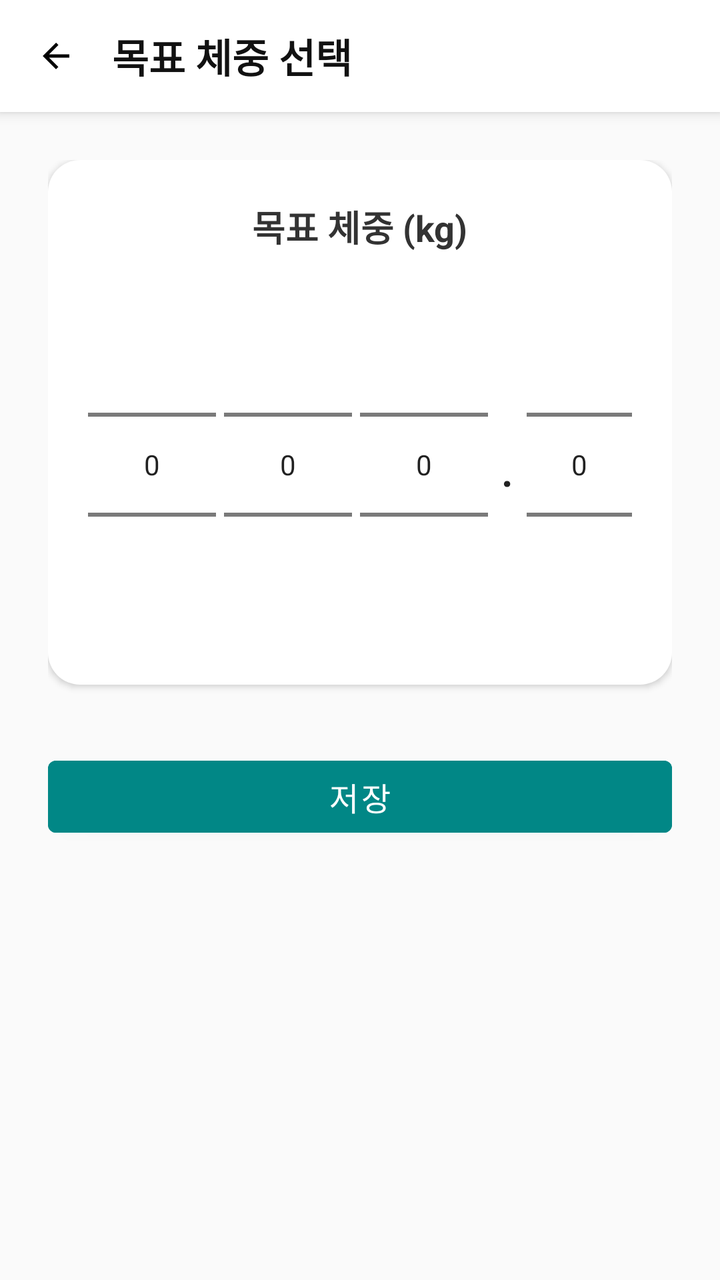
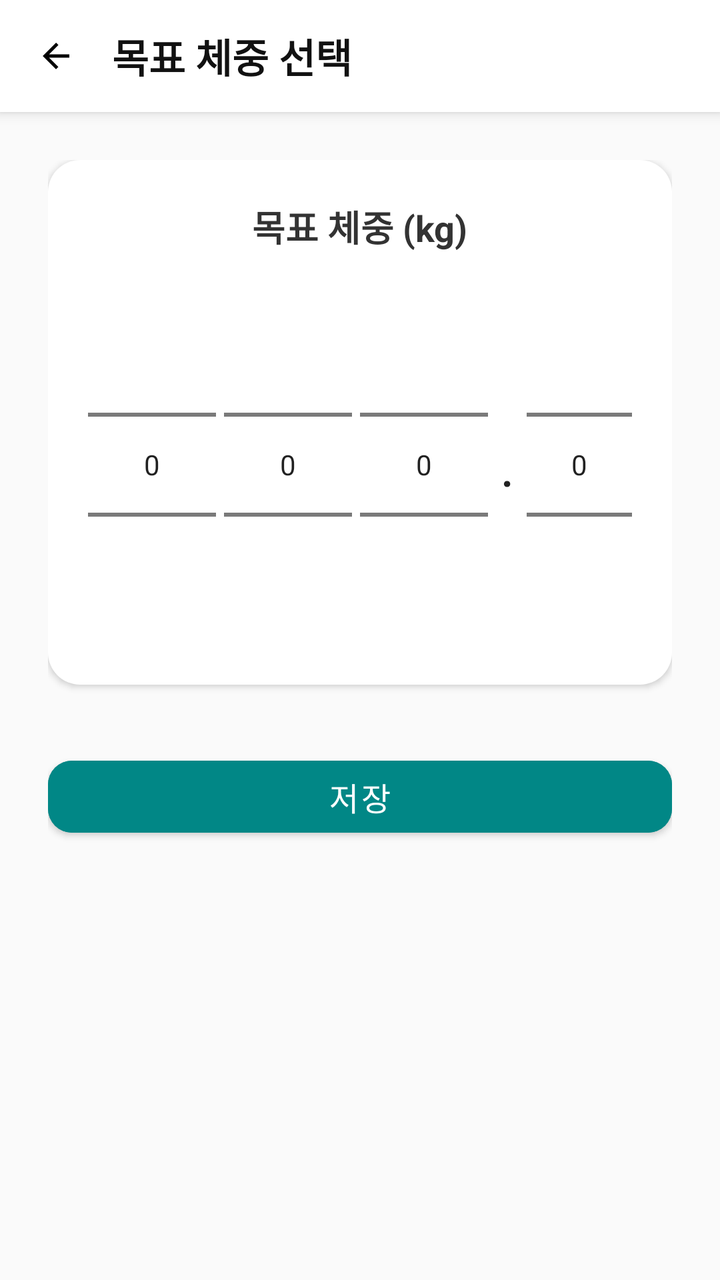

The first picture is an Android layout as it rendered before a commit; the second is the same layout after the commit. The layout source and the unified diff follow.
<!-- AndroidManifest.xml: application theme Theme.GJGN -->
<!-- res/layout/activity_edit_goal_weight.xml -->
<?xml version="1.0" encoding="utf-8"?>
<LinearLayout xmlns:android="http://schemas.android.com/apk/res/android"
    android:layout_width="match_parent"
    android:layout_height="match_parent"
    android:orientation="vertical"
    android:background="#FAFAFA">

    
    <LinearLayout
        android:layout_width="match_parent"
        android:layout_height="56dp"
        android:orientation="horizontal"
        android:gravity="center_vertical"
        android:paddingStart="12dp"
        android:paddingEnd="12dp"
        android:background="@android:color/white"
        android:elevation="4dp">

        <ImageView
            android:id="@+id/btnBack"
            android:layout_width="32dp"
            android:layout_height="32dp"
            android:src="@drawable/ic_arrow_back"
            android:padding="6dp"
            android:background="?attr/selectableItemBackgroundBorderless" />

        <TextView
            android:text="목표 체중 선택"
            android:textSize="20sp"
            android:textStyle="bold"
            android:textColor="#111111"
            android:layout_marginStart="12dp"
            android:layout_width="wrap_content"
            android:layout_height="wrap_content" />
    </LinearLayout>


    
    <ScrollView
        android:layout_width="match_parent"
        android:layout_height="match_parent"
        android:fillViewport="true">

        <LinearLayout
            android:orientation="vertical"
            android:padding="24dp"
            android:gravity="center_horizontal"
            android:layout_width="match_parent"
            android:layout_height="wrap_content">


            
            <LinearLayout
                android:layout_width="match_parent"
                android:layout_height="wrap_content"
                android:orientation="vertical"
                android:padding="20dp"
                android:background="@drawable/bg_card"
                android:elevation="2dp"
                android:gravity="center_horizontal">

                <TextView
                    android:text="목표 체중 (kg)"
                    android:textSize="18sp"
                    android:textStyle="bold"
                    android:layout_marginBottom="16dp"
                    android:textColor="#333333"
                    android:layout_width="wrap_content"
                    android:layout_height="wrap_content" />

                
                <LinearLayout
                    android:orientation="horizontal"
                    android:gravity="center"
                    android:layout_width="wrap_content"
                    android:layout_height="wrap_content">

                    <NumberPicker
                        android:id="@+id/npGoalWeight100"
                        android:layout_width="wrap_content"
                        android:layout_height="wrap_content" />

                    <NumberPicker
                        android:id="@+id/npGoalWeight10"
                        android:layout_width="wrap_content"
                        android:layout_height="wrap_content"
                        android:layout_marginStart="4dp" />

                    <NumberPicker
                        android:id="@+id/npGoalWeight1"
                        android:layout_width="wrap_content"
                        android:layout_height="wrap_content"
                        android:layout_marginStart="4dp" />

                    <TextView
                        android:text="."
                        android:textSize="28sp"
                        android:textColor="#222222"
                        android:layout_marginLeft="6dp"
                        android:layout_marginRight="6dp"
                        android:layout_width="wrap_content"
                        android:layout_height="wrap_content" />

                    <NumberPicker
                        android:id="@+id/npGoalWeightDecimal"
                        android:layout_width="wrap_content"
                        android:layout_height="wrap_content" />

                </LinearLayout>

            </LinearLayout>


            
            <com.google.android.material.button.MaterialButton
                android:id="@+id/btnSave"
                android:text="저장"
                android:textColor="@android:color/white"
                android:backgroundTint="@color/teal_700"
                android:layout_marginTop="32dp"
                android:layout_width="match_parent"
                android:layout_height="48dp"
                android:textSize="16sp"
                android:cornerRadius="12dp" />

        </LinearLayout>
    </ScrollView>
</LinearLayout>
<!-- resources referenced by this layout -->
<resources>
  <color name="teal_700">#FF018786</color>
  <!-- drawable bg_card (drawable) -->
  <shape xmlns:android="http://schemas.android.com/apk/res/android">
      <solid android:color="@android:color/white"/>
      <corners android:radius="16dp"/>
  </shape>
  <!-- drawable ic_arrow_back (drawable) -->
  <vector xmlns:android="http://schemas.android.com/apk/res/android"
      android:width="24dp"
      android:height="24dp"
      android:viewportWidth="24"
      android:viewportHeight="24">
  
      <path
          android:fillColor="#000000"
          android:pathData="M20,11H7.83l5.59,-5.59L12,4l-8,8 8,8 1.41,-1.41L7.83,13H20v-2z"/>
  </vector>
  <style name="Theme.GJGN" parent="Theme.MaterialComponents.DayNight.NoActionBar">
          
          <item name="colorPrimary">@color/purple_700</item>
          <item name="colorPrimaryVariant">@color/purple_700</item>
          <item name="colorOnPrimary">@android:color/white</item>
          <item name="colorSecondary">@color/teal_700</item>
          <item name="android:windowMinWidthMajor">320dp</item>
          <item name="android:windowMinWidthMinor">320dp</item>
      </style>
  <color name="purple_700">#FF3700B3</color>
</resources>

<!-- the commit's change to res/layout/activity_edit_goal_weight.xml (unified diff, before → after) -->
@@ -1,5 +1,6 @@
 <?xml version="1.0" encoding="utf-8"?>
 <LinearLayout xmlns:android="http://schemas.android.com/apk/res/android"
+    xmlns:app="http://schemas.android.com/apk/res-auto"
     android:layout_width="match_parent"
     android:layout_height="match_parent"
     android:orientation="vertical"
@@ -121,7 +122,7 @@
                 android:layout_width="match_parent"
                 android:layout_height="48dp"
                 android:textSize="16sp"
-                android:cornerRadius="12dp" />
+                app:cornerRadius="12dp" />
 
         </LinearLayout>
     </ScrollView>
